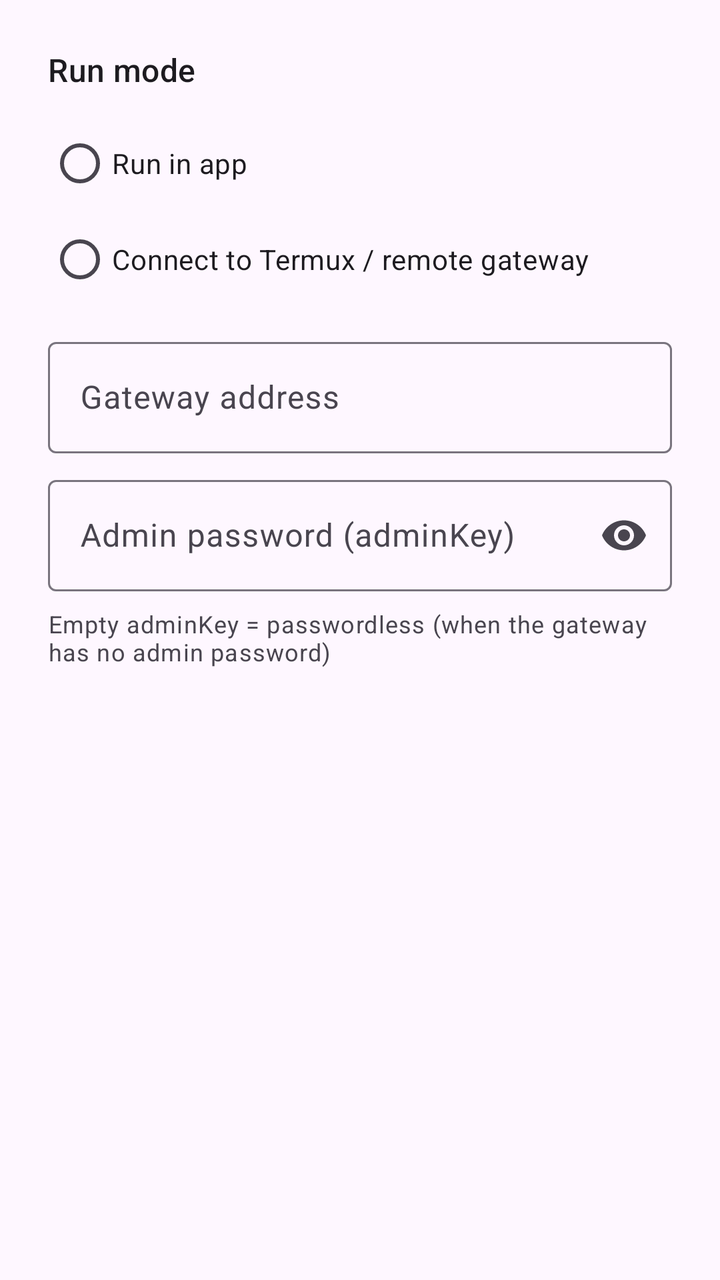
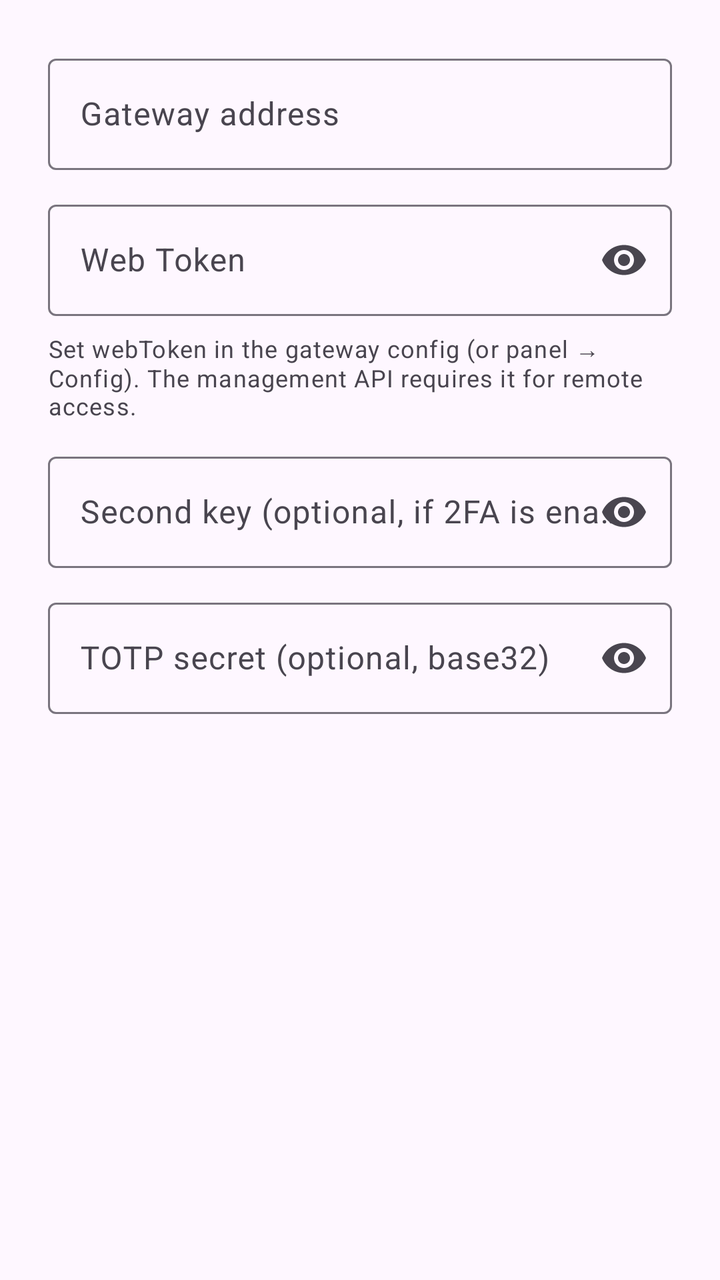

Screens rendered from an Android XML layout before and after an edit, with the pre-edit source and the edit as a unified diff.
<!-- AndroidManifest.xml: application theme Theme.AIGateway -->
<!-- res/layout/dialog_connection.xml -->
<?xml version="1.0" encoding="utf-8"?>
<LinearLayout xmlns:android="http://schemas.android.com/apk/res/android"
    xmlns:app="http://schemas.android.com/apk/res-auto"
    android:layout_width="match_parent"
    android:layout_height="wrap_content"
    android:orientation="vertical"
    android:padding="24dp">

    <TextView
        android:layout_width="wrap_content"
        android:layout_height="wrap_content"
        android:layout_marginBottom="12dp"
        android:text="@string/connect_mode"
        android:textAppearance="?attr/textAppearanceTitleMedium" />

    <RadioGroup
        android:id="@+id/modeGroup"
        android:layout_width="match_parent"
        android:layout_height="wrap_content"
        android:orientation="vertical">

        <com.google.android.material.radiobutton.MaterialRadioButton
            android:id="@+id/rbEmbedded"
            android:layout_width="match_parent"
            android:layout_height="wrap_content"
            android:text="@string/setup_embedded" />

        <com.google.android.material.radiobutton.MaterialRadioButton
            android:id="@+id/rbTermux"
            android:layout_width="match_parent"
            android:layout_height="wrap_content"
            android:text="@string/connect_mode_remote" />
    </RadioGroup>

    <LinearLayout
        android:id="@+id/termuxSection"
        android:layout_width="match_parent"
        android:layout_height="wrap_content"
        android:orientation="vertical"
        android:layout_marginTop="12dp">

        <com.google.android.material.textfield.TextInputLayout
            android:layout_width="match_parent"
            android:layout_height="wrap_content"
            android:hint="@string/connect_host"
            style="@style/Widget.Material3.TextInputLayout.OutlinedBox">

            <com.google.android.material.textfield.TextInputEditText
                android:id="@+id/editUrl"
                android:layout_width="match_parent"
                android:layout_height="wrap_content"
                android:inputType="textUri" />
        </com.google.android.material.textfield.TextInputLayout>

        <com.google.android.material.textfield.TextInputLayout
            android:layout_width="match_parent"
            android:layout_height="wrap_content"
            android:layout_marginTop="8dp"
            android:hint="@string/connect_admin_key"
            app:endIconMode="password_toggle"
            style="@style/Widget.Material3.TextInputLayout.OutlinedBox">

            <com.google.android.material.textfield.TextInputEditText
                android:id="@+id/editKey"
                android:layout_width="match_parent"
                android:layout_height="wrap_content"
                android:inputType="textPassword" />
        </com.google.android.material.textfield.TextInputLayout>

        <TextView
            android:layout_width="match_parent"
            android:layout_height="wrap_content"
            android:layout_marginTop="8dp"
            android:text="@string/connect_hint_nokey"
            android:textAppearance="?attr/textAppearanceBodySmall"
            android:textColor="?attr/colorOnSurfaceVariant" />
    </LinearLayout>
</LinearLayout>
<!-- resources referenced by this layout -->
<resources>
  <string name="connect_admin_key">Admin password (adminKey)</string>
  <string name="connect_hint_nokey">Empty adminKey = passwordless (when the gateway has no admin password)</string>
  <string name="connect_host">Gateway address</string>
  <string name="connect_mode">Run mode</string>
  <string name="connect_mode_remote">Connect to Termux / remote gateway</string>
  <string name="setup_embedded">Run in app</string>
  <style name="Theme.AIGateway" parent="Theme.Material3.DayNight.NoActionBar">
          <item name="colorPrimary">@color/md_primary</item>
          <item name="colorOnPrimary">@color/md_on_primary</item>
          <item name="colorPrimaryContainer">@color/md_primary_container</item>
          <item name="colorOnPrimaryContainer">@color/md_on_primary_container</item>
          <item name="colorSecondary">@color/md_secondary</item>
          <item name="colorOnSecondary">@color/md_on_secondary</item>
          <item name="colorSecondaryContainer">@color/md_secondary_container</item>
          <item name="colorOnSecondaryContainer">@color/md_on_secondary_container</item>
          <item name="colorTertiary">@color/md_tertiary</item>
          <item name="colorOnTertiary">@color/md_on_tertiary</item>
          <item name="colorTertiaryContainer">@color/md_tertiary_container</item>
          <item name="colorOnTertiaryContainer">@color/md_on_tertiary_container</item>
          <item name="colorError">@color/md_error</item>
          <item name="colorOnError">@color/md_on_error</item>
          <item name="colorErrorContainer">@color/md_error_container</item>
          <item name="colorOnErrorContainer">@color/md_on_error_container</item>
          <item name="android:colorBackground">@color/md_background</item>
          <item name="colorOnBackground">@color/md_on_background</item>
          <item name="colorSurface">@color/md_surface</item>
          <item name="colorOnSurface">@color/md_on_surface</item>
          <item name="colorSurfaceVariant">@color/md_surface_variant</item>
          <item name="colorOnSurfaceVariant">@color/md_on_surface_variant</item>
          <item name="colorOutline">@color/md_outline</item>
          <item name="colorOutlineVariant">@color/md_outline_variant</item>
          <item name="colorSurfaceContainer">@color/md_surface_container</item>
          <item name="colorSurfaceContainerHigh">@color/md_surface_container_high</item>
          <item name="android:statusBarColor">?attr/colorSurface</item>
          <item name="android:navigationBarColor">?attr/colorSurface</item>
          <item name="android:windowLightStatusBar">?attr/isLightTheme</item>
      </style>
  <color name="md_primary">#6750A4</color>
  <color name="md_on_primary">#FFFFFF</color>
  <color name="md_primary_container">#EADDFF</color>
  <color name="md_on_primary_container">#21005D</color>
  <color name="md_secondary">#625B71</color>
  <color name="md_on_secondary">#FFFFFF</color>
  <color name="md_secondary_container">#E8DEF8</color>
  <color name="md_on_secondary_container">#1D192B</color>
  <color name="md_tertiary">#7D5260</color>
  <color name="md_on_tertiary">#FFFFFF</color>
  <color name="md_tertiary_container">#FFD8E4</color>
  <color name="md_on_tertiary_container">#31111D</color>
  <color name="md_error">#B3261E</color>
  <color name="md_on_error">#FFFFFF</color>
  <color name="md_error_container">#F9DEDC</color>
  <color name="md_on_error_container">#410E0B</color>
  <color name="md_background">#FEF7FF</color>
  <color name="md_on_background">#1D1B20</color>
  <color name="md_surface">#FEF7FF</color>
  <color name="md_on_surface">#1D1B20</color>
  <color name="md_surface_variant">#E7E0EC</color>
  <color name="md_on_surface_variant">#49454F</color>
  <color name="md_outline">#79747E</color>
  <color name="md_outline_variant">#CAC4D0</color>
  <color name="md_surface_container">#F3EDF7</color>
  <color name="md_surface_container_high">#ECE6F0</color>
</resources>

<!-- the commit's change to res/layout/dialog_connection.xml (unified diff, before → after) -->
@@ -6,73 +6,70 @@
     android:orientation="vertical"
     android:padding="24dp">
 
-    <TextView
-        android:layout_width="wrap_content"
-        android:layout_height="wrap_content"
-        android:layout_marginBottom="12dp"
-        android:text="@string/connect_mode"
-        android:textAppearance="?attr/textAppearanceTitleMedium" />
-
-    <RadioGroup
-        android:id="@+id/modeGroup"
+    <com.google.android.material.textfield.TextInputLayout
         android:layout_width="match_parent"
         android:layout_height="wrap_content"
-        android:orientation="vertical">
+        android:hint="@string/connect_host"
+        style="@style/Widget.Material3.TextInputLayout.OutlinedBox">
 
-        <com.google.android.material.radiobutton.MaterialRadioButton
-            android:id="@+id/rbEmbedded"
+        <com.google.android.material.textfield.TextInputEditText
+            android:id="@+id/editUrl"
             android:layout_width="match_parent"
             android:layout_height="wrap_content"
-            android:text="@string/setup_embedded" />
+            android:inputType="textUri" />
+    </com.google.android.material.textfield.TextInputLayout>
 
-        <com.google.android.material.radiobutton.MaterialRadioButton
-            android:id="@+id/rbTermux"
+    <com.google.android.material.textfield.TextInputLayout
+        android:layout_width="match_parent"
+        android:layout_height="wrap_content"
+        android:layout_marginTop="12dp"
+        android:hint="@string/admin_web_token"
+        app:endIconMode="password_toggle"
+        style="@style/Widget.Material3.TextInputLayout.OutlinedBox">
+
+        <com.google.android.material.textfield.TextInputEditText
+            android:id="@+id/editKey"
             android:layout_width="match_parent"
             android:layout_height="wrap_content"
-            android:text="@string/connect_mode_remote" />
-    </RadioGroup>
+            android:inputType="textPassword" />
+    </com.google.android.material.textfield.TextInputLayout>
 
-    <LinearLayout
-        android:id="@+id/termuxSection"
+    <TextView
         android:layout_width="match_parent"
         android:layout_height="wrap_content"
-        android:orientation="vertical"
-        android:layout_marginTop="12dp">
+        android:layout_marginTop="8dp"
+        android:text="@string/admin_web_token_hint"
+        android:textAppearance="?attr/textAppearanceBodySmall"
+        android:textColor="?attr/colorOnSurfaceVariant" />
 
-        <com.google.android.material.textfield.TextInputLayout
+    <com.google.android.material.textfield.TextInputLayout
+        android:layout_width="match_parent"
+        android:layout_height="wrap_content"
+        android:layout_marginTop="12dp"
+        android:hint="@string/admin_second_key"
+        app:endIconMode="password_toggle"
+        style="@style/Widget.Material3.TextInputLayout.OutlinedBox">
+
+        <com.google.android.material.textfield.TextInputEditText
+            android:id="@+id/editSecondKey"
             android:layout_width="match_parent"
             android:layout_height="wrap_content"
-            android:hint="@string/connect_host"
-            style="@style/Widget.Material3.TextInputLayout.OutlinedBox">
+            android:inputType="textPassword" />
+    </com.google.android.material.textfield.TextInputLayout>
 
-            <com.google.android.material.textfield.TextInputEditText
-                android:id="@+id/editUrl"
-                android:layout_width="match_parent"
-                android:layout_height="wrap_content"
-                android:inputType="textUri" />
-        </com.google.android.material.textfield.TextInputLayout>
+    <com.google.android.material.textfield.TextInputLayout
+        android:layout_width="match_parent"
+        android:layout_height="wrap_content"
+        android:layout_marginTop="12dp"
+        android:hint="@string/admin_totp_secret"
+        app:endIconMode="password_toggle"
+        style="@style/Widget.Material3.TextInputLayout.OutlinedBox">
 
-        <com.google.android.material.textfield.TextInputLayout
+        <com.google.android.material.textfield.TextInputEditText
+            android:id="@+id/editTotpSecret"
             android:layout_width="match_parent"
             android:layout_height="wrap_content"
-            android:layout_marginTop="8dp"
-            android:hint="@string/connect_admin_key"
-            app:endIconMode="password_toggle"
-            style="@style/Widget.Material3.TextInputLayout.OutlinedBox">
+            android:inputType="textPassword" />
+    </com.google.android.material.textfield.TextInputLayout>
 
-            <com.google.android.material.textfield.TextInputEditText
-                android:id="@+id/editKey"
-                android:layout_width="match_parent"
-                android:layout_height="wrap_content"
-                android:inputType="textPassword" />
-        </com.google.android.material.textfield.TextInputLayout>
-
-        <TextView
-            android:layout_width="match_parent"
-            android:layout_height="wrap_content"
-            android:layout_marginTop="8dp"
-            android:text="@string/connect_hint_nokey"
-            android:textAppearance="?attr/textAppearanceBodySmall"
-            android:textColor="?attr/colorOnSurfaceVariant" />
-    </LinearLayout>
 </LinearLayout>
<!-- resource entries referenced after the edit -->
@@ -1,11 +1,10 @@
 <!-- resources referenced by this layout -->
 <resources>
-  <string name="connect_admin_key">Admin password (adminKey)</string>
-  <string name="connect_hint_nokey">Empty adminKey = passwordless (when the gateway has no admin password)</string>
+  <string name="admin_second_key">Second key (optional, if 2FA is enabled)</string>
+  <string name="admin_totp_secret">TOTP secret (optional, base32)</string>
+  <string name="admin_web_token">Web Token</string>
+  <string name="admin_web_token_hint">Set webToken in the gateway config (or panel → Config). The management API requires it for remote access.</string>
   <string name="connect_host">Gateway address</string>
-  <string name="connect_mode">Run mode</string>
-  <string name="connect_mode_remote">Connect to Termux / remote gateway</string>
-  <string name="setup_embedded">Run in app</string>
   <style name="Theme.AIGateway" parent="Theme.Material3.DayNight.NoActionBar">
           <item name="colorPrimary">@color/md_primary</item>
           <item name="colorOnPrimary">@color/md_on_primary</item>
